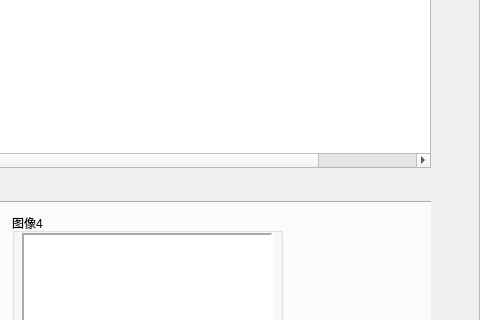
First picture: the form in UIWnd/access2records.ui, repository Anne081031/WinParkUI, before the edit; both pictures show x 910 to 1390 and y 243 to 563 of the 1390 by 818 pixel window.
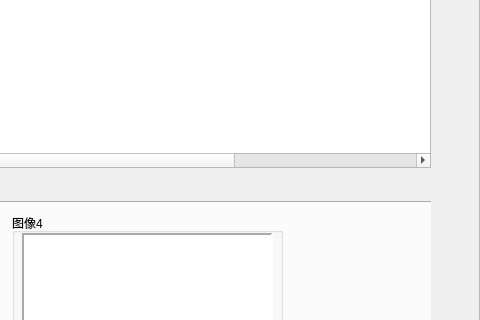
Second picture: the form after the edit. Icons and pictures are not drawn.

Diff of the .ui file:
```diff
--- a/UIWnd/access2records.ui
+++ b/UIWnd/access2records.ui
@@ -121,6 +121,11 @@
       <string>离开车牌</string>
      </property>
     </column>
+    <column>
+     <property name="text">
+      <string>记录ID</string>
+     </property>
+    </column>
    </widget>
    <widget class="QTabWidget" name="tabWidget">
     <property name="geometry">
```
